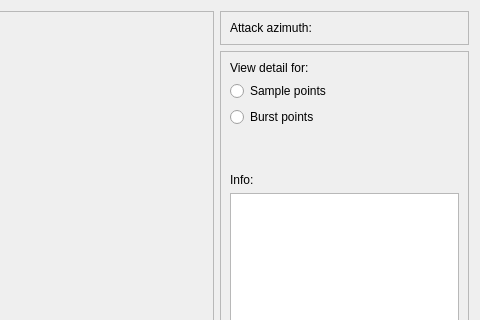
Old version of the form mayavi_win.ui in the repository bcorfman/mixer; both pictures show x 544 to 1024 and y 0 to 320 of the 1024 by 768 pixel window.
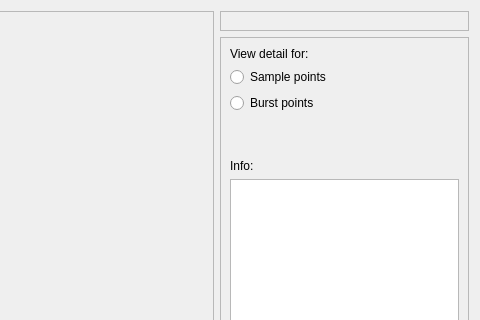
New version of the form.

Commit message: Added azimuth radio buttons

```diff
--- a/mayavi_win.ui
+++ b/mayavi_win.ui
@@ -124,15 +124,7 @@
      <property name="frameShadow">
       <enum>QFrame::Raised</enum>
      </property>
-     <layout class="QGridLayout" name="gridLayout_3" rowstretch="0">
-      <item row="0" column="0">
-       <widget class="QLabel" name="lblAzimuth">
-        <property name="text">
-         <string>Attack azimuth:</string>
-        </property>
-       </widget>
-      </item>
-     </layout>
+     <layout class="QGridLayout" name="gridLayout_3" rowstretch="0"/>
     </widget>
    </item>
    <item row="0" column="0" rowspan="2">
```
Left out of the diff: 10 changed lines with no effect on the pictures. The commit also changes 3 other files.
